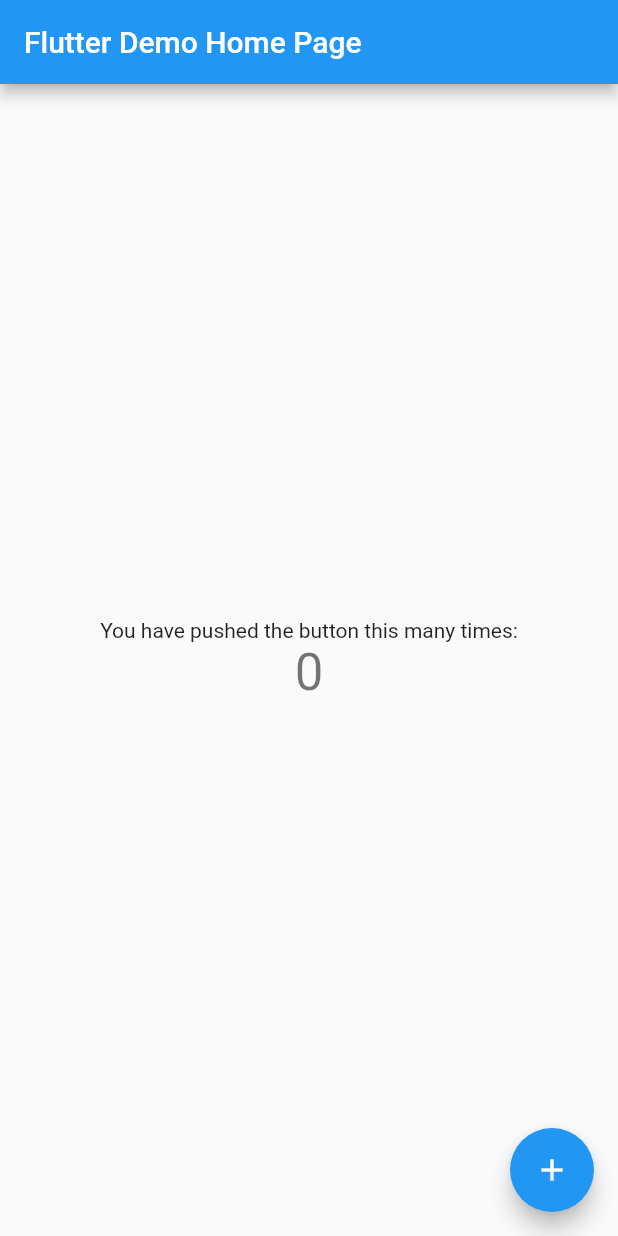
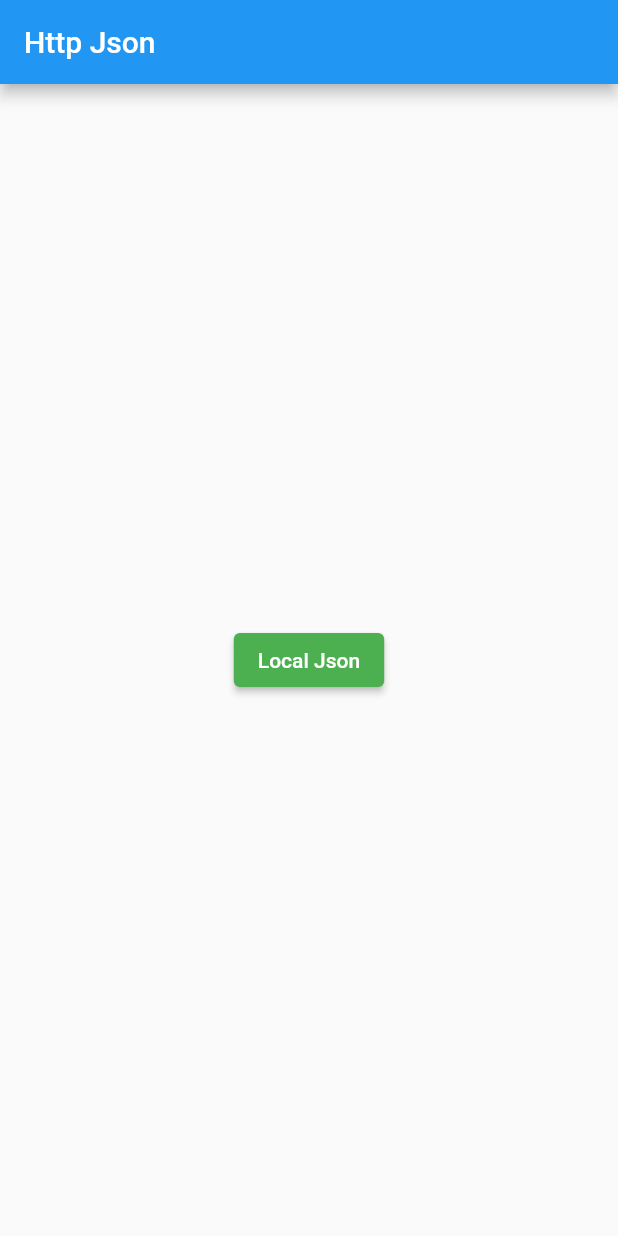
Before and after one commit to batuhanarik/flutter_json_http, a Flutter app: the screen it shows after launch, on a phone screen of 412 x 824 dp. Run offline on Flutter 3.47's test engine with Material 2 defaults, Android fonts, the phone set to English and light mode, and no system bars.

Commit message:
Working on Local Json File

```diff
--- a/lib/main.dart
+++ b/lib/main.dart
@@ -1,4 +1,5 @@
 import 'package:flutter/material.dart';
+import 'package:flutter_json_http/local_json.dart';
 
 void main() {
   runApp(const MyApp());
@@ -7,109 +8,42 @@ void main() {
 class MyApp extends StatelessWidget {
   const MyApp({Key? key}) : super(key: key);
 
-  // This widget is the root of your application.
   @override
   Widget build(BuildContext context) {
     return MaterialApp(
-      title: 'Flutter Demo',
-      theme: ThemeData(
-        // This is the theme of your application.
-        //
-        // Try running your application with "flutter run". You'll see the
-        // application has a blue toolbar. Then, without quitting the app, try
-        // changing the primarySwatch below to Colors.green and then invoke
-        // "hot reload" (press "r" in the console where you ran "flutter run",
-        // or simply save your changes to "hot reload" in a Flutter IDE).
-        // Notice that the counter didn't reset back to zero; the application
-        // is not restarted.
+      title:'Flutter Demo',
+      theme:ThemeData(
         primarySwatch: Colors.blue,
       ),
-      home: const MyHomePage(title: 'Flutter Demo Home Page'),
+      home:const MyHomePage(),
     );
   }
 }
 
-class MyHomePage extends StatefulWidget {
-  const MyHomePage({Key? key, required this.title}) : super(key: key);
-
-  // This widget is the home page of your application. It is stateful, meaning
-  // that it has a State object (defined below) that contains fields that affect
-  // how it looks.
-
-  // This class is the configuration for the state. It holds the values (in this
-  // case the title) provided by the parent (in this case the App widget) and
-  // used by the build method of the State. Fields in a Widget subclass are
-  // always marked "final".
-
-  final String title;
-
-  @override
-  State<MyHomePage> createState() => _MyHomePageState();
-}
-
-class _MyHomePageState extends State<MyHomePage> {
-  int _counter = 0;
-
-  void _incrementCounter() {
-    setState(() {
-      // This call to setState tells the Flutter framework that something has
-      // changed in this State, which causes it to rerun the build method below
-      // so that the display can reflect the updated values. If we changed
-      // _counter without calling setState(), then the build method would not be
-      // called again, and so nothing would appear to happen.
-      _counter++;
-    });
-  }
+class MyHomePage extends StatelessWidget {
+  const MyHomePage({Key? key}) : super(key: key);
 
   @override
   Widget build(BuildContext context) {
-    // This method is rerun every time setState is called, for instance as done
-    // by the _incrementCounter method above.
-    //
-    // The Flutter framework has been optimized to make rerunning build methods
-    // fast, so that you can just rebuild anything that needs updating rather
-    // than having to individually change instances of widgets.
     return Scaffold(
-      appBar: AppBar(
-        // Here we take the value from the MyHomePage object that was created by
-        // the App.build method, and use it to set our appbar title.
-        title: Text(widget.title),
+      appBar:AppBar(
+        title:const Text('Http Json'),
       ),
-      body: Center(
-        // Center is a layout widget. It takes a single child and positions it
-        // in the middle of the parent.
-        child: Column(
-          // Column is also a layout widget. It takes a list of children and
-          // arranges them vertically. By default, it sizes itself to fit its
-          // children horizontally, and tries to be as tall as its parent.
-          //
-          // Invoke "debug painting" (press "p" in the console, choose the
-          // "Toggle Debug Paint" action from the Flutter Inspector in Android
-          // Studio, or the "Toggle Debug Paint" command in Visual Studio Code)
-          // to see the wireframe for each widget.
-          //
-          // Column has various properties to control how it sizes itself and
-          // how it positions its children. Here we use mainAxisAlignment to
-          // center the children vertically; the main axis here is the vertical
-          // axis because Columns are vertical (the cross axis would be
-          // horizontal).
+      body:Center(
+        child:Column(
           mainAxisAlignment: MainAxisAlignment.center,
-          children: <Widget>[
-            const Text(
-              'You have pushed the button this many times:',
-            ),
-            Text(
-              '$_counter',
-              style: Theme.of(context).textTheme.headline4,
-            ),
+          children:<Widget>[
+            ElevatedButton(
+              style:ElevatedButton.styleFrom(primary:Colors.green),
+               onPressed:  (){
+                Navigator.of(context).push(MaterialPageRoute(
+                  builder:(context)=> const LocalJson()));
+               },
+              child: const Text('Local Json')),
           ],
-        ),
-      ),
-      floatingActionButton: FloatingActionButton(
-        onPressed: _incrementCounter,
-        tooltip: 'Increment',
-        child: const Icon(Icons.add),
-      ), // This trailing comma makes auto-formatting nicer for build methods.
+        )
+      )
+
     );
   }
 }
--- a/pubspec.yaml
+++ b/pubspec.yaml
@@ -58,9 +58,9 @@ flutter:
   uses-material-design: true
 
   # To add assets to your application, add an assets section, like this:
-  # assets:
-  #   - images/a_dot_burr.jpeg
-  #   - images/a_dot_ham.jpeg
+  assets:
+    - assets/data/cars.json
+
 
   # An image asset can refer to one or more resolution-specific "variants", see
   # https://flutter.dev/assets-and-images/#resolution-aware
```
Also changed, not shown: assets/data/cars.json (added, +36 -0 lines), lib/local_json.dart (added, +38 -0 lines).
